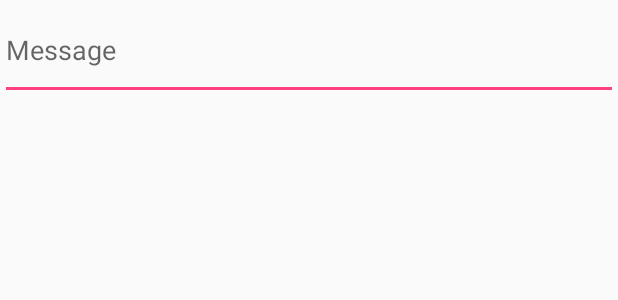
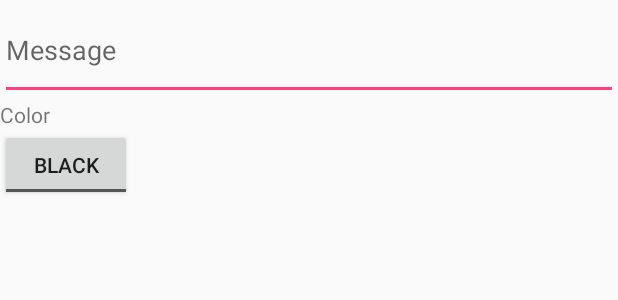
Before and after one commit to AndroidCourseMaterial/PhotoMessage, an Android app: the layout dialog_add_message.xml on its own in the app's theme, with its tools: preview values and no code run, on a phone screen of 412 x 824 dp. Shown: the top 300 px of the screen. Run offline under Robolectric (Android 15) with nearby library versions, the phone set to English and light mode, and no system bars.

Commit message:
Add support for black/white message text

```diff
--- a/PhotoMessage/app/src/main/java/edu/rosehulman/photomessage/SetAlarmDialogFragment.java
+++ b/PhotoMessage/app/src/main/java/edu/rosehulman/photomessage/SetAlarmDialogFragment.java
@@ -4,6 +4,7 @@ import android.annotation.SuppressLint;
 import android.app.Activity;
 import android.app.AlertDialog;
 import android.app.Dialog;
+import android.support.annotation.NonNull;
 import android.support.v4.app.DialogFragment;
 import android.content.DialogInterface;
 import android.content.DialogInterface.OnClickListener;
@@ -25,6 +26,7 @@ public class SetAlarmDialogFragment extends DialogFragment {
 
 	@SuppressLint("InflateParams")
 	@Override
+	@NonNull
 	public Dialog onCreateDialog(Bundle savedInstanceState) {
 		AlertDialog.Builder builder = new AlertDialog.Builder(getActivity());
 		builder.setTitle("Set time for message");
--- a/PhotoMessage/app/src/main/res/layout/dialog_add_message.xml
+++ b/PhotoMessage/app/src/main/res/layout/dialog_add_message.xml
@@ -2,17 +2,30 @@
 <LinearLayout xmlns:android="http://schemas.android.com/apk/res/android"
     android:layout_width="match_parent"
     android:layout_height="match_parent"
-    android:orientation="vertical" >
+    android:orientation="vertical">
 
     <EditText
         android:id="@+id/dialog_add_message_edit_text"
         android:layout_width="match_parent"
         android:layout_height="wrap_content"
-        android:minLines="2"
         android:ems="10"
-        android:hint="@string/dialog_add_message_hint" >
+        android:hint="@string/dialog_add_message_hint"
+        android:minLines="2">
 
         <requestFocus />
     </EditText>
 
+    <TextView
+        android:layout_width="match_parent"
+        android:layout_height="wrap_content"
+        android:text="@string/color" />
+
+    <ToggleButton
+        android:id="@+id/dialog_add_message_toggle"
+        android:layout_width="wrap_content"
+        android:layout_height="wrap_content"
+        android:textOff="@string/black"
+        android:textOn="@string/white" />
+
+
 </LinearLayout>
--- a/PhotoMessage/app/src/main/res/values/strings.xml
+++ b/PhotoMessage/app/src/main/res/values/strings.xml
@@ -12,6 +12,9 @@
     <string name="menu_notify_now">Notify now</string>
     <string name="dialog_set_time_button_text">Set alarm to go off soon</string>
     <string name="or">Or</string>
+    <string name="color">Color</string>
+    <string name="black">Black</string>
+    <string name="white">White</string>
 
 
 </resources>
```
Also changed, not shown: PhotoMessage/app/src/main/java/edu/rosehulman/photomessage/AddMessageDialogFragment.java (+7 -3 lines), PhotoMessage/app/src/main/java/edu/rosehulman/photomessage/Constants.java (added, +10 -0 lines), PhotoMessage/app/src/main/java/edu/rosehulman/photomessage/DisplayLabeledPhotoActivity.java (+4 -3 lines), PhotoMessage/app/src/main/java/edu/rosehulman/photomessage/MainActivity.java (+23 -15 lines), PhotoMessage/app/src/main/java/edu/rosehulman/photomessage/PhotoMessage.java (+13 -2 lines), PhotoMessage/app/src/main/java/edu/rosehulman/photomessage/PhotoUtils.java (+6 -6 lines), PhotoMessage/app/src/main/java/edu/rosehulman/photomessage/SavePhotoTask.java (+8 -8 lines).
